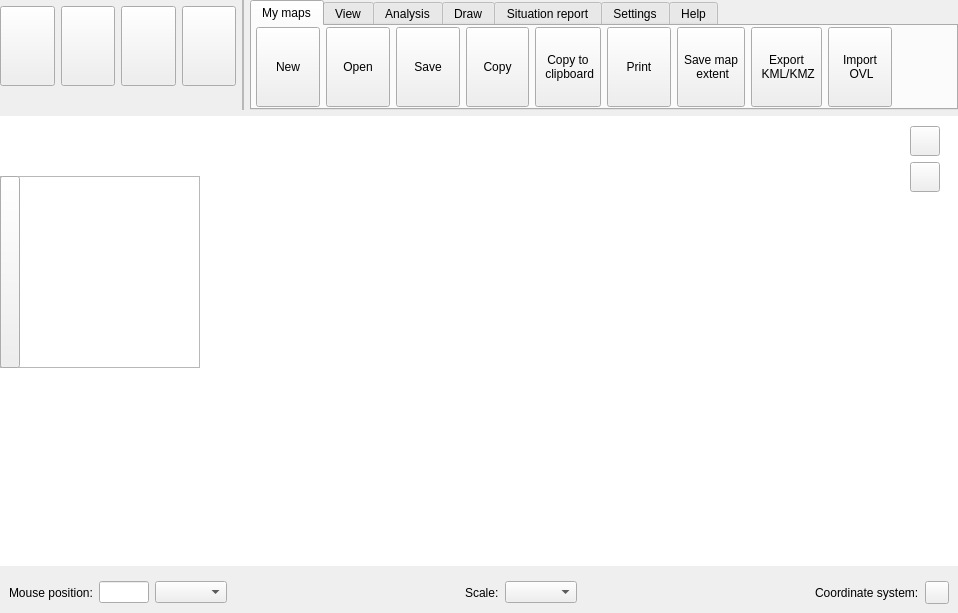
The window that src/ui/qgskadasmainwidgetbase.ui (kadas-albireo/kadas-albireo) describes before a commit, drawn with Qt 5.
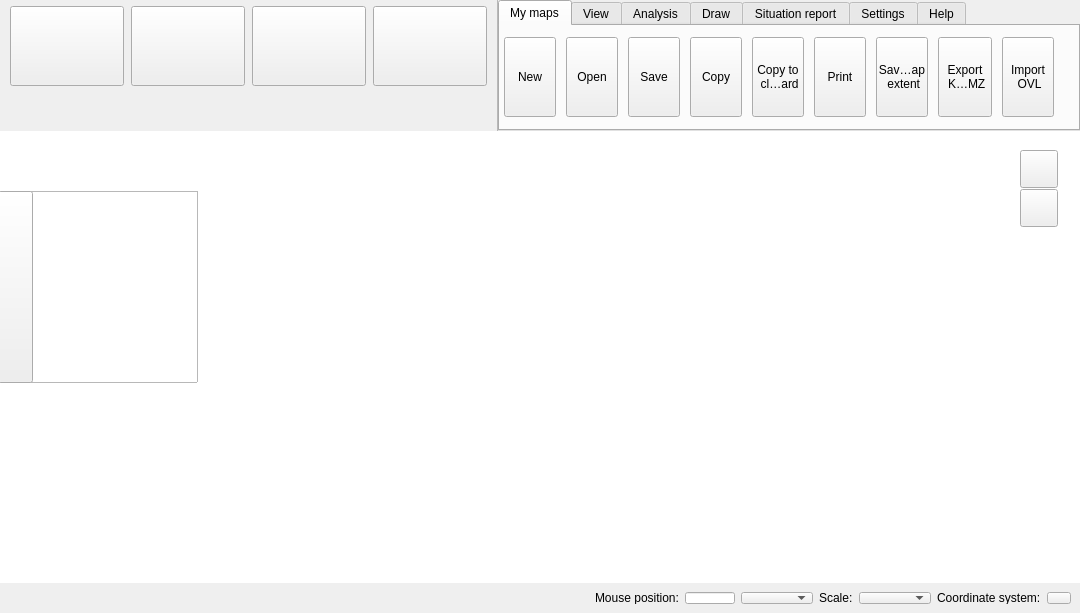
The same window after the commit. Icons and pictures are not drawn. Custom widgets are drawn as their Qt base class.

Patch:
```diff
--- a/src/ui/qgskadasmainwidgetbase.ui
+++ b/src/ui/qgskadasmainwidgetbase.ui
@@ -6,7 +6,7 @@
    <rect>
     <x>0</x>
     <y>0</y>
-    <width>958</width>
+    <width>1069</width>
     <height>613</height>
    </rect>
   </property>
@@ -20,6 +20,9 @@
    <property name="margin">
     <number>0</number>
    </property>
+   <property name="spacing">
+    <number>0</number>
+   </property>
    <item row="0" column="0">
     <layout class="QHBoxLayout" name="horizontalLayout_2" stretch="1,0,3">
      <item>
@@ -27,8 +30,20 @@
        <property name="sizeConstraint">
         <enum>QLayout::SetDefaultConstraint</enum>
        </property>
+       <property name="leftMargin">
+        <number>10</number>
+       </property>
+       <property name="rightMargin">
+        <number>10</number>
+       </property>
+       <property name="bottomMargin">
+        <number>0</number>
+       </property>
        <item>
         <layout class="QHBoxLayout" name="horizontalLayout">
+         <property name="spacing">
+          <number>7</number>
+         </property>
          <property name="topMargin">
           <number>6</number>
          </property>
@@ -42,13 +57,13 @@
            </property>
            <property name="minimumSize">
             <size>
-             <width>52</width>
+             <width>114</width>
              <height>80</height>
             </size>
            </property>
            <property name="maximumSize">
             <size>
-             <width>80</width>
+             <width>114</width>
              <height>16777215</height>
             </size>
            </property>
@@ -83,7 +98,7 @@
            </property>
            <property name="minimumSize">
             <size>
-             <width>52</width>
+             <width>114</width>
              <height>80</height>
             </size>
            </property>
@@ -121,7 +136,7 @@
            </property>
            <property name="minimumSize">
             <size>
-             <width>52</width>
+             <width>114</width>
              <height>80</height>
             </size>
            </property>
@@ -159,7 +174,7 @@
            </property>
            <property name="minimumSize">
             <size>
-             <width>52</width>
+             <width>114</width>
              <height>80</height>
             </size>
            </property>
@@ -190,7 +205,20 @@
         </layout>
        </item>
        <item>
-        <widget class="QgsVBSSearchBox" name="mSearchWidget" native="true"/>
+        <widget class="QgsVBSSearchBox" name="mSearchWidget" native="true">
+         <property name="minimumSize">
+          <size>
+           <width>0</width>
+           <height>45</height>
+          </size>
+         </property>
+         <property name="maximumSize">
+          <size>
+           <width>16777215</width>
+           <height>45</height>
+          </size>
+         </property>
+        </widget>
        </item>
       </layout>
      </item>
@@ -204,7 +232,7 @@
        </property>
        <property name="minimumSize">
         <size>
-         <width>2</width>
+         <width>1</width>
          <height>0</height>
         </size>
        </property>
@@ -236,6 +264,18 @@
             <verstretch>0</verstretch>
            </sizepolicy>
           </property>
+          <property name="maximumSize">
+           <size>
+            <width>16777215</width>
+            <height>16777215</height>
+           </size>
+          </property>
+          <property name="baseSize">
+           <size>
+            <width>0</width>
+            <height>0</height>
+           </size>
+          </property>
           <property name="autoFillBackground">
            <bool>false</bool>
           </property>
@@ -251,12 +291,18 @@
              <number>4</number>
             </property>
             <property name="topMargin">
-             <number>0</number>
+             <number>10</number>
             </property>
             <property name="rightMargin">
              <number>0</number>
             </property>
             <property name="bottomMargin">
+             <number>10</number>
+            </property>
+            <property name="horizontalSpacing">
+             <number>10</number>
+            </property>
+            <property name="verticalSpacing">
              <number>0</number>
             </property>
             <item row="0" column="10">
@@ -288,8 +334,8 @@
               </property>
               <property name="maximumSize">
                <size>
-                <width>80</width>
-                <height>16777215</height>
+                <width>16777215</width>
+                <height>80</height>
                </size>
               </property>
               <property name="text">
@@ -319,8 +365,8 @@
               </property>
               <property name="maximumSize">
                <size>
-                <width>80</width>
-                <height>16777215</height>
+                <width>16777215</width>
+                <height>80</height>
                </size>
               </property>
               <property name="text">
@@ -350,8 +396,8 @@
               </property>
               <property name="maximumSize">
                <size>
-                <width>80</width>
-                <height>16777215</height>
+                <width>16777215</width>
+                <height>80</height>
                </size>
               </property>
               <property name="text">
@@ -382,8 +428,8 @@
               </property>
               <property name="maximumSize">
                <size>
-                <width>80</width>
-                <height>16777215</height>
+                <width>16777215</width>
+                <height>80</height>
                </size>
               </property>
               <property name="text">
@@ -414,8 +460,8 @@
               </property>
               <property name="maximumSize">
                <size>
-                <width>80</width>
-                <height>16777215</height>
+                <width>16777215</width>
+                <height>80</height>
                </size>
               </property>
               <property name="text">
@@ -445,8 +491,8 @@
               </property>
               <property name="maximumSize">
                <size>
-                <width>80</width>
-                <height>16777215</height>
+                <width>16777215</width>
+                <height>80</height>
                </size>
               </property>
               <property name="text">
@@ -477,8 +523,8 @@
               </property>
               <property name="maximumSize">
                <size>
-                <width>80</width>
-                <height>16777215</height>
+                <width>16777215</width>
+                <height>80</height>
                </size>
               </property>
               <property name="text">
@@ -508,8 +554,8 @@
               </property>
               <property name="maximumSize">
                <size>
-                <width>80</width>
-                <height>16777215</height>
+                <width>16777215</width>
+                <height>80</height>
                </size>
               </property>
               <property name="text">
@@ -539,8 +585,8 @@
               </property>
               <property name="maximumSize">
                <size>
-                <width>80</width>
-                <height>16777215</height>
+                <width>16777215</width>
+                <height>80</height>
                </size>
               </property>
               <property name="text">
@@ -1189,25 +1235,34 @@
      <widget class="QWidget" name="layoutWidget">
       <property name="geometry">
        <rect>
-        <x>910</x>
-        <y>10</y>
-        <width>32</width>
-        <height>68</height>
+        <x>1020</x>
+        <y>18</y>
+        <width>40</width>
+        <height>81</height>
        </rect>
       </property>
       <layout class="QVBoxLayout" name="mZoomInOutLayout">
+       <property name="spacing">
+        <number>0</number>
+       </property>
        <item>
         <widget class="QPushButton" name="mZoomInButton">
+         <property name="sizePolicy">
+          <sizepolicy hsizetype="Fixed" vsizetype="Fixed">
+           <horstretch>0</horstretch>
+           <verstretch>0</verstretch>
+          </sizepolicy>
+         </property>
          <property name="minimumSize">
           <size>
-           <width>30</width>
-           <height>30</height>
+           <width>38</width>
+           <height>38</height>
           </size>
          </property>
          <property name="maximumSize">
           <size>
-           <width>30</width>
-           <height>30</height>
+           <width>38</width>
+           <height>38</height>
           </size>
          </property>
          <property name="text">
@@ -1217,20 +1272,35 @@
           <iconset resource="../../images/images.qrc">
            <normaloff>:/images/kadas/zoom_in.png</normaloff>:/images/kadas/zoom_in.png</iconset>
          </property>
+         <property name="iconSize">
+          <size>
+           <width>38</width>
+           <height>38</height>
+          </size>
+         </property>
+         <property name="flat">
+          <bool>false</bool>
+         </property>
         </widget>
        </item>
        <item>
         <widget class="QPushButton" name="mZoomOutButton">
+         <property name="sizePolicy">
+          <sizepolicy hsizetype="Fixed" vsizetype="Fixed">
+           <horstretch>0</horstretch>
+           <verstretch>0</verstretch>
+          </sizepolicy>
+         </property>
          <property name="minimumSize">
           <size>
-           <width>30</width>
-           <height>30</height>
+           <width>38</width>
+           <height>38</height>
           </size>
          </property>
          <property name="maximumSize">
           <size>
-           <width>30</width>
-           <height>30</height>
+           <width>38</width>
+           <height>38</height>
           </size>
          </property>
          <property name="text">
@@ -1240,6 +1310,15 @@
           <iconset resource="../../images/images.qrc">
            <normaloff>:/images/kadas/zoom_out.png</normaloff>:/images/kadas/zoom_out.png</iconset>
          </property>
+         <property name="iconSize">
+          <size>
+           <width>38</width>
+           <height>38</height>
+          </size>
+         </property>
+         <property name="flat">
+          <bool>false</bool>
+         </property>
         </widget>
        </item>
       </layout>
@@ -1247,7 +1326,7 @@
      <widget class="QgsLayerTreeView" name="mLayerTreeView">
       <property name="geometry">
        <rect>
-        <x>0</x>
+        <x>-2</x>
         <y>60</y>
         <width>200</width>
         <height>192</height>
@@ -1271,6 +1350,9 @@
       <property name="horizontalScrollBarPolicy">
        <enum>Qt::ScrollBarAsNeeded</enum>
       </property>
+      <property name="indentation">
+       <number>20</number>
+      </property>
       <property name="animated">
        <bool>true</bool>
       </property>
@@ -1278,9 +1360,9 @@
      <widget class="QPushButton" name="mLayerTreeViewButton">
       <property name="geometry">
        <rect>
-        <x>0</x>
+        <x>-2</x>
         <y>60</y>
-        <width>20</width>
+        <width>35</width>
         <height>192</height>
        </rect>
       </property>
@@ -1292,13 +1374,13 @@
       </property>
       <property name="minimumSize">
        <size>
-        <width>20</width>
+        <width>35</width>
         <height>0</height>
        </size>
       </property>
       <property name="maximumSize">
        <size>
-        <width>20</width>
+        <width>35</width>
         <height>16777215</height>
        </size>
       </property>
@@ -1320,15 +1402,27 @@
    </item>
    <item row="2" column="0">
     <widget class="QWidget" name="mStatusWidget" native="true">
+     <property name="sizePolicy">
+      <sizepolicy hsizetype="Preferred" vsizetype="Fixed">
+       <horstretch>0</horstretch>
+       <verstretch>0</verstretch>
+      </sizepolicy>
+     </property>
+     <property name="maximumSize">
+      <size>
+       <width>16777215</width>
+       <height>30</height>
+      </size>
+     </property>
      <layout class="QGridLayout" name="gridLayout">
-      <item row="0" column="0">
+      <item row="0" column="1">
        <widget class="QLabel" name="mMousePositionLabel">
         <property name="text">
          <string>Mouse position:</string>
         </property>
        </widget>
       </item>
-      <item row="0" column="1">
+      <item row="0" column="2">
        <widget class="QLineEdit" name="mCoordinateLineEdit">
         <property name="sizePolicy">
          <sizepolicy hsizetype="Minimum" vsizetype="Fixed">
@@ -1350,59 +1444,46 @@
         </property>
        </widget>
       </item>
-      <item row="0" column="2">
-       <widget class="QComboBox" name="mCRSComboBox"/>
-      </item>
       <item row="0" column="3">
-       <spacer name="horizontalSpacer_4">
-        <property name="orientation">
-         <enum>Qt::Horizontal</enum>
-        </property>
-        <property name="sizeHint" stdset="0">
-         <size>
-          <width>186</width>
-          <height>20</height>
-         </size>
-        </property>
-       </spacer>
+       <widget class="QComboBox" name="mCRSComboBox"/>
       </item>
-      <item row="0" column="4">
+      <item row="0" column="5">
        <widget class="QLabel" name="mScaleLabel">
         <property name="text">
          <string>Scale:</string>
         </property>
        </widget>
       </item>
-      <item row="0" column="5">
-       <widget class="QgsScaleComboBox" name="mScaleComboBox"/>
-      </item>
       <item row="0" column="6">
-       <spacer name="horizontalSpacer_3">
-        <property name="orientation">
-         <enum>Qt::Horizontal</enum>
-        </property>
-        <property name="sizeHint" stdset="0">
-         <size>
-          <width>186</width>
-          <height>20</height>
-         </size>
-        </property>
-       </spacer>
+       <widget class="QgsScaleComboBox" name="mScaleComboBox"/>
       </item>
-      <item row="0" column="7">
+      <item row="0" column="8">
        <widget class="QLabel" name="mCRSLabel">
         <property name="text">
          <string>Coordinate system:</string>
         </property>
        </widget>
       </item>
-      <item row="0" column="8">
+      <item row="0" column="9">
        <widget class="QgsVBSCrsSelection" name="mCRSSelectionButton">
         <property name="text">
          <string/>
         </property>
        </widget>
       </item>
+      <item row="0" column="0">
+       <spacer name="horizontalSpacer_4">
+        <property name="orientation">
+         <enum>Qt::Horizontal</enum>
+        </property>
+        <property name="sizeHint" stdset="0">
+         <size>
+          <width>186</width>
+          <height>20</height>
+         </size>
+        </property>
+       </spacer>
+      </item>
      </layout>
     </widget>
    </item>
```
Left out of the diff: 36 changed lines with no effect on the pictures.
